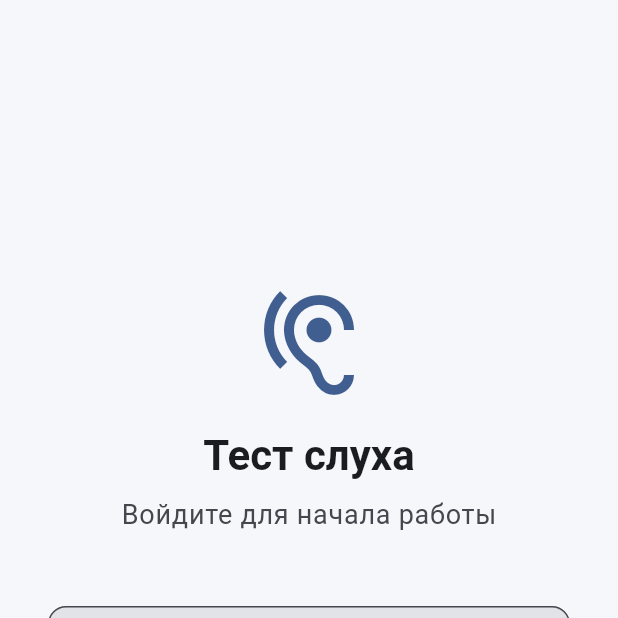
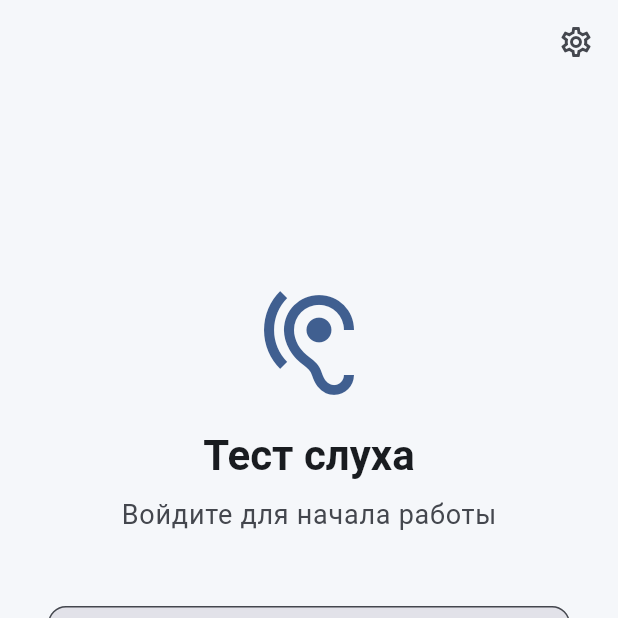
Before and after one commit to icegreg/med_ear_trainig_quiz, a Flutter app: the screen it shows after launch, after a tap on "Далее", after a tap on "Пропустить", on a phone screen of 412 x 824 dp, the top half of it. Run offline on Flutter 3.47's test engine with Material 3 defaults, Android fonts, the phone set to English and light mode, and no system bars; our stand-ins replace battery_plus, dio, flutter_riverpod, flutter_secure_storage, go_router, just_audio and 3 more; missing offline and left inert: dart:js_interop, volume_controller.

Commit message:
feat(patient): expose settings before login, bump to 0.7.0+3
Allow opening /settings from the login screen and without auth so
the API URL can be changed when the default endpoint is unreachable.
Connection settings are now shown in all flavors, not only dev/preprod.

Co-Authored-By: Claude Opus 4.7 (1M context) <noreply@anthropic.com>

```diff
--- a/patient_app/lib/router.dart
+++ b/patient_app/lib/router.dart
@@ -31,7 +31,14 @@ final routerProvider = Provider<GoRouter>((ref) {
       final path = state.matchedLocation;
 
       if (!isOnboarded && path != '/onboarding') return '/onboarding';
-      if (!isAuth && path != '/login' && path != '/onboarding') return '/login';
+      // /settings доступен и без авторизации — нужен для смены API URL,
+      // когда дефолтный недоступен или указан неверно.
+      if (!isAuth &&
+          path != '/login' &&
+          path != '/onboarding' &&
+          path != '/settings') {
+        return '/login';
+      }
       if (isAuth && (path == '/login' || path == '/onboarding')) return '/';
 
       return null;
--- a/patient_app/lib/screens/login_screen.dart
+++ b/patient_app/lib/screens/login_screen.dart
@@ -1,5 +1,6 @@
 import 'package:flutter/material.dart';
 import 'package:flutter_riverpod/flutter_riverpod.dart';
+import 'package:go_router/go_router.dart';
 
 import '../core/storage.dart';
 import '../providers/auth_provider.dart';
@@ -37,7 +38,18 @@ class _LoginScreenState extends ConsumerState<LoginScreen> {
 
     return Scaffold(
       body: SafeArea(
-        child: Center(
+        child: Stack(
+          children: [
+            Positioned(
+              top: 4,
+              right: 4,
+              child: IconButton(
+                icon: const Icon(Icons.settings_outlined),
+                tooltip: 'Настройки подключения',
+                onPressed: () => context.push('/settings'),
+              ),
+            ),
+            Center(
           child: SingleChildScrollView(
             padding: const EdgeInsets.symmetric(horizontal: 32),
             child: Column(
@@ -117,6 +129,8 @@ class _LoginScreenState extends ConsumerState<LoginScreen> {
             ),
           ),
         ),
+          ],
+        ),
       ),
     );
   }
--- a/patient_app/pubspec.yaml
+++ b/patient_app/pubspec.yaml
@@ -16,7 +16,7 @@ publish_to: 'none' # Remove this line if you wish to publish to pub.dev
 # https://developer.apple.com/library/archive/documentation/General/Reference/InfoPlistKeyReference/Articles/CoreFoundationKeys.html
 # In Windows, build-name is used as the major, minor, and patch parts
 # of the product and file versions while build-number is used as the build suffix.
-version: 0.6.0+2
+version: 0.7.0+3
 
 environment:
   sdk: ^3.5.4
```
Also changed, not shown: patient_app/lib/screens/profile_screen.dart (+11 -1 lines), patient_app/lib/screens/settings_screen.dart (+12 -7 lines).
